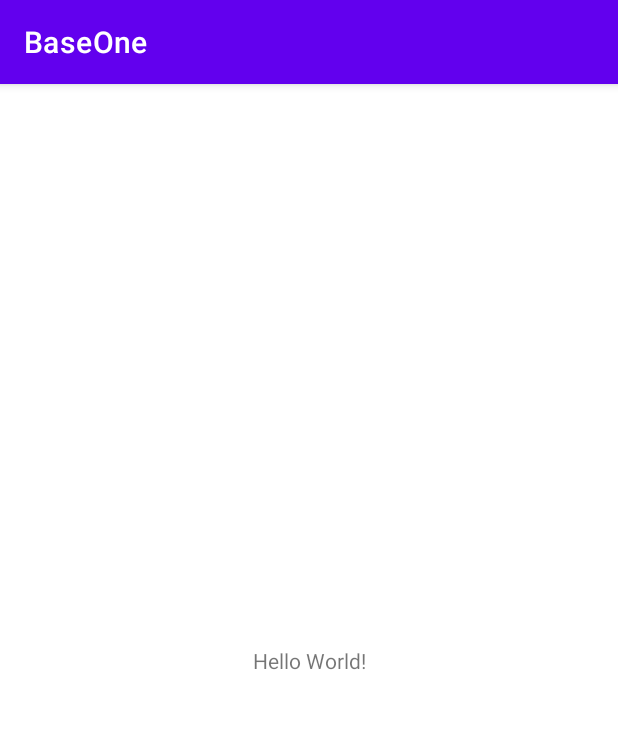
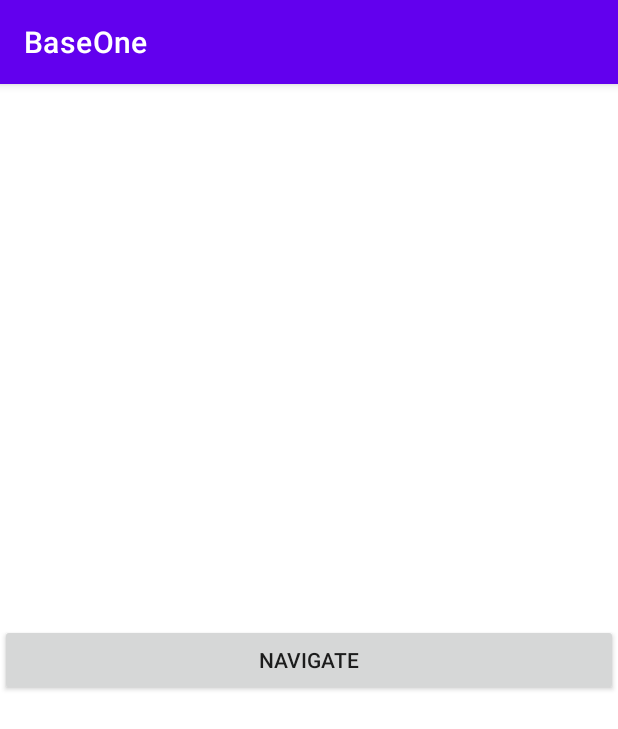
Before and after one commit to vishnubenny/BaseOne, an Android app: the screen it shows after launch (MainActivity before the commit, HomeActivity after it), on a phone screen of 412 x 824 dp. Shown: the top 729 px of the screen. Run offline under Robolectric (Android 15) with nearby library versions, the phone set to English and light mode, and no system bars; our stand-ins replace Dagger/Hilt's generated code.

Commit message:
Add Dagger dependency injection and added sample activity with di

```diff
--- a/app/build.gradle
+++ b/app/build.gradle
@@ -1,6 +1,7 @@
 plugins {
     id 'com.android.application'
     id 'kotlin-android'
+    id 'kotlin-kapt'
 }
 
 android {
@@ -43,4 +44,7 @@ dependencies {
     testImplementation 'junit:junit:4.13.2'
     androidTestImplementation 'androidx.test.ext:junit:1.1.3'
     androidTestImplementation 'androidx.test.espresso:espresso-core:3.4.0'
+
+    implementation 'com.google.dagger:dagger:2.38.1'
+    kapt 'com.google.dagger:dagger-compiler:2.38.1'
 }
--- a/app/src/main/AndroidManifest.xml
+++ b/app/src/main/AndroidManifest.xml
@@ -3,14 +3,15 @@
     package="com.vishnu.baseone">
 
     <application
-        android:allowBackup="true"
+        android:name=".base.App"
+        android:allowBackup="false"
         android:icon="@mipmap/ic_launcher"
         android:label="@string/app_name"
         android:roundIcon="@mipmap/ic_launcher_round"
         android:supportsRtl="true"
         android:theme="@style/Theme.BaseOne">
         <activity
-            android:name=".MainActivity"
+            android:name=".home.HomeActivity"
             android:exported="true">
             <intent-filter>
                 <action android:name="android.intent.action.MAIN" />
@@ -18,6 +19,7 @@
                 <category android:name="android.intent.category.LAUNCHER" />
             </intent-filter>
         </activity>
+        <activity android:name=".detail.DetailActivity" />
     </application>
 
 </manifest>
--- a/app/src/main/java/com/vishnu/baseone/MainActivity.kt
+++ /dev/null
@@ -1,10 +0,0 @@
-package com.vishnu.baseone
-
-import com.vishnu.baseone.base.BaseActivity
-import com.vishnu.baseone.databinding.ActivityMainBinding
-
-class MainActivity : BaseActivity<ActivityMainBinding>() {
-
-    override fun getViewBinding() = ActivityMainBinding.inflate(layoutInflater)
-
-}
--- /dev/null
+++ b/app/src/main/java/com/vishnu/baseone/base/App.kt
@@ -0,0 +1,17 @@
+package com.vishnu.baseone.base
+
+import android.app.Application
+import com.vishnu.baseone.di.SubComponentModule
+import com.vishnu.baseone.home.di.SubComponent
+import dagger.Component
+
+// Definition of the Application graph
+@Component(modules = [SubComponentModule::class])
+interface AppComponent {
+    fun subComponent(): SubComponent.Factory
+}
+
+class App : Application() {
+
+    val appComponent: AppComponent = DaggerAppComponent.create()
+}
--- a/app/src/main/java/com/vishnu/baseone/base/BaseActivity.kt
+++ b/app/src/main/java/com/vishnu/baseone/base/BaseActivity.kt
@@ -3,14 +3,25 @@ package com.vishnu.baseone.base
 import android.os.Bundle
 import androidx.appcompat.app.AppCompatActivity
 import androidx.viewbinding.ViewBinding
+import com.vishnu.baseone.home.di.SubComponent
 
 abstract class BaseActivity<V : ViewBinding> : AppCompatActivity() {
 
+    lateinit var diComponent: SubComponent
     private lateinit var binding: V
+    fun binding() = binding
 
     override fun onCreate(savedInstanceState: Bundle?) {
+        setupDiComponent()
         super.onCreate(savedInstanceState)
         setContentViewFromBinding()
+    }
+
+    private fun setupDiComponent() {
+        diComponent = (applicationContext as App).appComponent
+            .subComponent()
+            .create()
+        injectDiComponent(diComponent)
     }
 
     private fun setContentViewFromBinding() {
@@ -20,4 +31,6 @@ abstract class BaseActivity<V : ViewBinding> : AppCompatActivity() {
     }
 
     abstract fun getViewBinding(): V
+
+    abstract fun injectDiComponent(diComponent: SubComponent)
 }
--- /dev/null
+++ b/app/src/main/java/com/vishnu/baseone/base/BaseViewModel.kt
@@ -0,0 +1,6 @@
+package com.vishnu.baseone.base
+
+import androidx.lifecycle.ViewModel
+
+abstract class BaseViewModel : ViewModel() {
+}
--- /dev/null
+++ b/app/src/main/java/com/vishnu/baseone/home/HomeActivity.kt
@@ -0,0 +1,29 @@
+package com.vishnu.baseone.home
+
+import android.content.Intent
+import android.os.Bundle
+import com.vishnu.baseone.base.BaseActivity
+import com.vishnu.baseone.databinding.ActivityHomeBinding
+import com.vishnu.baseone.detail.DetailActivity
+import com.vishnu.baseone.home.di.SubComponent
+import javax.inject.Inject
+
+class HomeActivity : BaseActivity<ActivityHomeBinding>() {
+
+    @Inject
+    lateinit var homeViewModel: HomeViewModel
+
+    override fun getViewBinding() = ActivityHomeBinding.inflate(layoutInflater)
+
+    override fun injectDiComponent(diComponent: SubComponent) {
+        diComponent.inject(this)
+    }
+
+    override fun onCreate(savedInstanceState: Bundle?) {
+        super.onCreate(savedInstanceState)
+        binding().btnNavigate
+            .setOnClickListener {
+                startActivity(Intent(this, DetailActivity::class.java))
+            }
+    }
+}
--- /dev/null
+++ b/app/src/main/java/com/vishnu/baseone/home/HomeViewModel.kt
@@ -0,0 +1,8 @@
+package com.vishnu.baseone.home
+
+import com.vishnu.baseone.base.BaseViewModel
+import javax.inject.Inject
+
+class HomeViewModel @Inject constructor() : BaseViewModel() {
+
+}
--- /dev/null
+++ b/app/src/main/java/com/vishnu/baseone/home/di/SubComponent.kt
@@ -0,0 +1,17 @@
+package com.vishnu.baseone.home.di
+
+import com.vishnu.baseone.detail.DetailActivity
+import com.vishnu.baseone.home.HomeActivity
+import dagger.Subcomponent
+
+@Subcomponent
+interface SubComponent {
+
+    @Subcomponent.Factory
+    interface Factory {
+        fun create(): SubComponent
+    }
+
+    fun inject(homeActivity: HomeActivity)
+    fun inject(detailActivity: DetailActivity)
+}
--- /dev/null
+++ b/app/src/main/res/layout/activity_detail.xml
@@ -0,0 +1,6 @@
+<?xml version="1.0" encoding="utf-8"?>
+<androidx.constraintlayout.widget.ConstraintLayout xmlns:android="http://schemas.android.com/apk/res/android"
+    android:layout_width="match_parent"
+    android:layout_height="match_parent">
+
+</androidx.constraintlayout.widget.ConstraintLayout>
--- a/app/src/main/res/layout/activity_main.xml
+++ b/app/src/main/res/layout/activity_home.xml
@@ -1,18 +1,15 @@
 <?xml version="1.0" encoding="utf-8"?>
 <androidx.constraintlayout.widget.ConstraintLayout xmlns:android="http://schemas.android.com/apk/res/android"
     xmlns:app="http://schemas.android.com/apk/res-auto"
-    xmlns:tools="http://schemas.android.com/tools"
     android:layout_width="match_parent"
-    android:layout_height="match_parent"
-    tools:context=".MainActivity">
+    android:layout_height="match_parent">
 
-    <TextView
-        android:layout_width="wrap_content"
+    <androidx.appcompat.widget.AppCompatButton
+        android:id="@+id/btnNavigate"
+        android:layout_width="match_parent"
         android:layout_height="wrap_content"
-        android:text="Hello World!"
+        android:text="navigate"
         app:layout_constraintBottom_toBottomOf="parent"
-        app:layout_constraintLeft_toLeftOf="parent"
-        app:layout_constraintRight_toRightOf="parent"
         app:layout_constraintTop_toTopOf="parent" />
 
 </androidx.constraintlayout.widget.ConstraintLayout>
```
Also changed, not shown: app/src/main/java/com/vishnu/baseone/detail/DetailActivity.kt (added, +24 -0 lines), app/src/main/java/com/vishnu/baseone/detail/DetailViewModel.kt (added, +7 -0 lines), app/src/main/java/com/vishnu/baseone/di/SubComponentModule.kt (added, +9 -0 lines).
